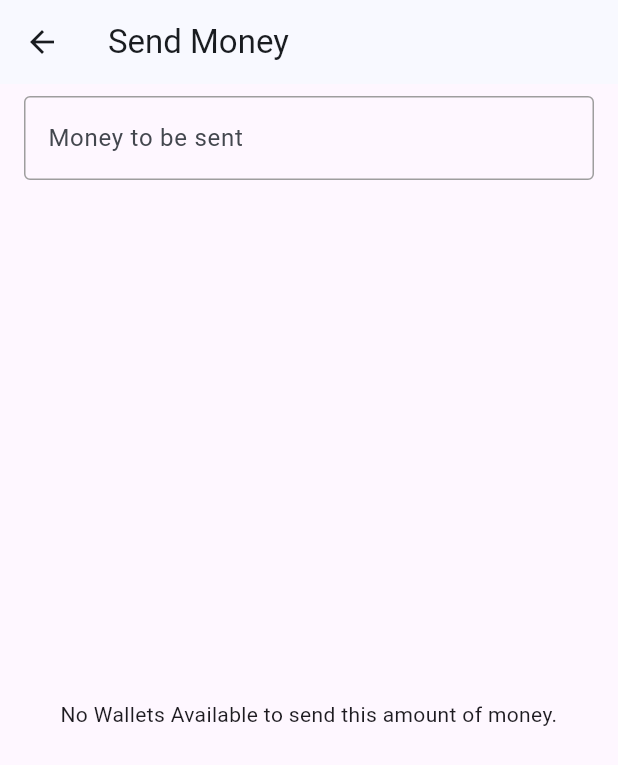
After one commit to ziyadmansy/wallets-control-flutter-app, a Flutter app: the HomeScreen screen opened by its route, after a tap on the "filter alt" icon, on a phone screen of 412 x 824 dp. The commit adds this screen. Shown: the top 765 px of the screen. Run offline on Flutter 3.47's test engine with Material 2 defaults, Android fonts, the phone set to English and light mode, and no system bars; our stand-ins replace awesome_dialog, dropdown_search, firebase_core, get, pinput, shared_preferences; accounts and stored records are empty; network calls fail.

Commit message:
firebase connected / app icon done / subscription/send money screens ui

```diff
--- a/lib/presentation/pages/settings_page.dart
+++ b/lib/presentation/pages/settings_page.dart
@@ -21,7 +21,9 @@ class _SettingsPageState extends State<SettingsPage> {
           title: Text('Subscription Details'),
           leading: Icon(Icons.monetization_on_outlined),
           trailing: Icon(Icons.arrow_forward_ios),
-          onTap: () {},
+          onTap: () {
+            Get.toNamed(AppRoutes.subscriptionRoute);
+          },
         ),
         ListTile(
           title: Text('Logout'),
--- a/lib/presentation/screens/home_screen.dart
+++ b/lib/presentation/screens/home_screen.dart
@@ -1,10 +1,12 @@
 import 'package:flutter/material.dart';
 import 'package:flutter/src/widgets/container.dart';
 import 'package:flutter/src/widgets/framework.dart';
+import 'package:get/get.dart';
 import 'package:wallets_control/presentation/pages/profile_page.dart';
 import 'package:wallets_control/presentation/pages/settings_page.dart';
 import 'package:wallets_control/presentation/pages/wallets_page.dart';
 import 'package:wallets_control/shared/keep_alive.dart';
+import 'package:wallets_control/shared/routes.dart';
 import 'package:wallets_control/shared/shared_core.dart';
 
 class HomeScreen extends StatefulWidget {
@@ -84,8 +86,12 @@ class _HomeScreenState extends State<HomeScreen> {
         ),
       ),
       floatingActionButton: FloatingActionButton(
-        onPressed: () {},
-        child: Icon(Icons.add),
+        onPressed: () {
+          Get.toNamed(AppRoutes.sendMoneyRoute);
+        },
+        child: const Icon(
+          Icons.filter_alt,
+        ),
       ),
       floatingActionButtonLocation: FloatingActionButtonLocation.centerDocked,
       body: _bottomNavItems[_selectedBottomNav]['body'] as Widget?,
--- /dev/null
+++ b/lib/presentation/screens/send_money_screen.dart
@@ -0,0 +1,72 @@
+import 'package:flutter/material.dart';
+import 'package:flutter/src/widgets/container.dart';
+import 'package:flutter/src/widgets/framework.dart';
+import 'package:get/get.dart';
+import 'package:wallets_control/controllers/wallets_controller.dart';
+import 'package:wallets_control/models/wallet.dart';
+import 'package:wallets_control/presentation/widgets/wallet_card.dart';
+import 'package:wallets_control/shared/shared_core.dart';
+
+class SendMoneyScreen extends StatefulWidget {
+  const SendMoneyScreen({super.key});
+
+  @override
+  State<SendMoneyScreen> createState() => _SendMoneyScreenState();
+}
+
+class _SendMoneyScreenState extends State<SendMoneyScreen> {
+  final walletsController = Get.find<WalletsController>();
+
+  List<WalletModel> filteredWallets = [];
+
+  @override
+  Widget build(BuildContext context) {
+    return Scaffold(
+      appBar: SharedCore.buildAppBar(
+        title: 'Send Money',
+      ),
+      body: Column(
+        children: [
+          Padding(
+            padding: const EdgeInsets.symmetric(
+              vertical: 8.0,
+              horizontal: 16,
+            ),
+            child: SharedCore.buildClickableTextForm(
+              hint: 'Money to be sent',
+              inputType: const TextInputType.numberWithOptions(
+                decimal: true,
+              ),
+              onChanged: (amount) {
+                if (double.tryParse(amount!) != null) {
+                  filteredWallets = walletsController.wallets
+                      .where(
+                          (wal) => wal.remainingBalance >= double.parse(amount))
+                      .toList();
+                } else {
+                  filteredWallets = walletsController.wallets;
+                }
+                setState(() {});
+              },
+            ),
+          ),
+          Expanded(
+            child: filteredWallets.isEmpty
+                ? const Center(
+                    child: Text(
+                      'No Wallets Available to send this amount of money.',
+                      textAlign: TextAlign.center,
+                    ),
+                  )
+                : ListView.builder(
+                    itemCount: filteredWallets.length,
+                    itemBuilder: (context, i) {
+                      return WalletCard(wallet: filteredWallets[i]);
+                    },
+                  ),
+          ),
+        ],
+      ),
+    );
+  }
+}
--- a/lib/shared/routes.dart
+++ b/lib/shared/routes.dart
@@ -4,6 +4,8 @@ import 'package:wallets_control/presentation/screens/home_screen.dart';
 import 'package:wallets_control/presentation/screens/login_screen.dart';
 import 'package:wallets_control/presentation/screens/otp_screen.dart';
 import 'package:wallets_control/presentation/screens/register_screen.dart';
+import 'package:wallets_control/presentation/screens/send_money_screen.dart';
+import 'package:wallets_control/presentation/screens/subscription_details.dart';
 import 'package:wallets_control/presentation/screens/wallet_transactions_screen.dart';
 
 class AppRoutes {
@@ -12,6 +14,8 @@ class AppRoutes {
   static const String registerRoute = '/register';
   static const String otpRoute = '/otp';
   static const String walletTransactionsRoute = '/walletTransactions';
+  static const String sendMoneyRoute = '/sendMoney';
+  static const String subscriptionRoute = '/subscription';
 
   static final List<GetPage> routes = [
     GetPage(
@@ -34,5 +38,13 @@ class AppRoutes {
       name: AppRoutes.walletTransactionsRoute,
       page: () => const WalletTransactionScreen(),
     ),
+    GetPage(
+      name: AppRoutes.sendMoneyRoute,
+      page: () => const SendMoneyScreen(),
+    ),
+    GetPage(
+      name: AppRoutes.subscriptionRoute,
+      page: () => const SubscriptionScreen(),
+    ),
   ];
 }
--- a/pubspec.yaml
+++ b/pubspec.yaml
@@ -24,6 +24,7 @@ dependencies:
   fluttertoast: ^8.0.9
   awesome_dialog: ^3.0.0
   dropdown_search: ^5.0.2
+  firebase_core: ^1.22.0
 
 dev_dependencies:
   flutter_test:
```
Also changed, not shown: lib/main.dart (+8 -1 lines), lib/presentation/screens/subscription_details.dart (added, +22 -0 lines), lib/firebase_options.dart (added), pubspec.lock, 23 other files.
